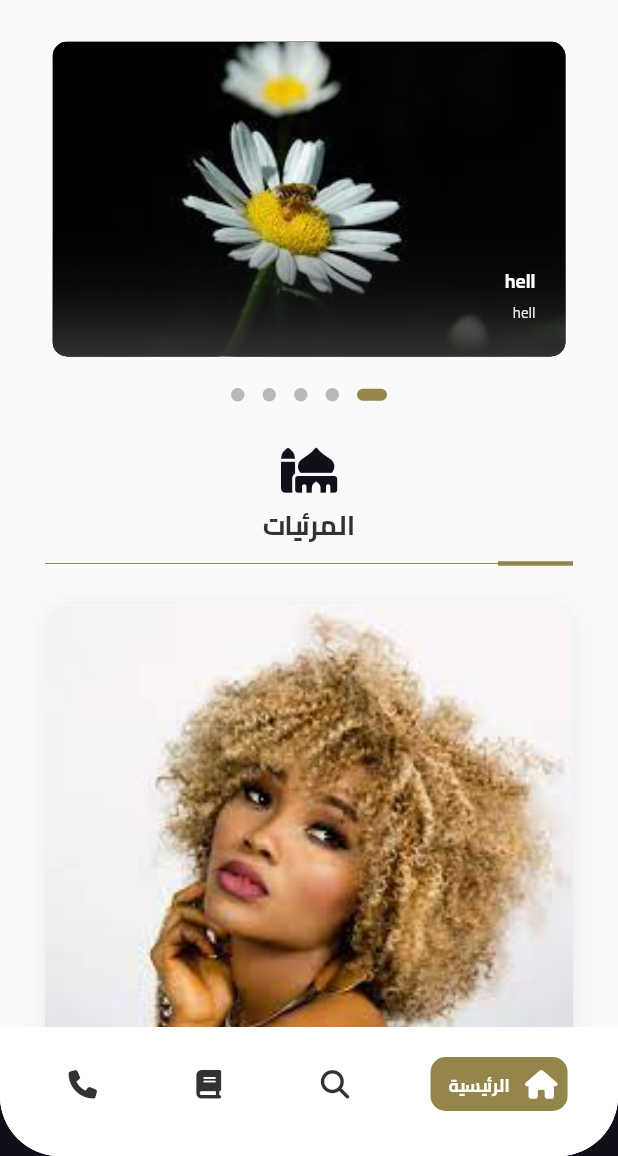
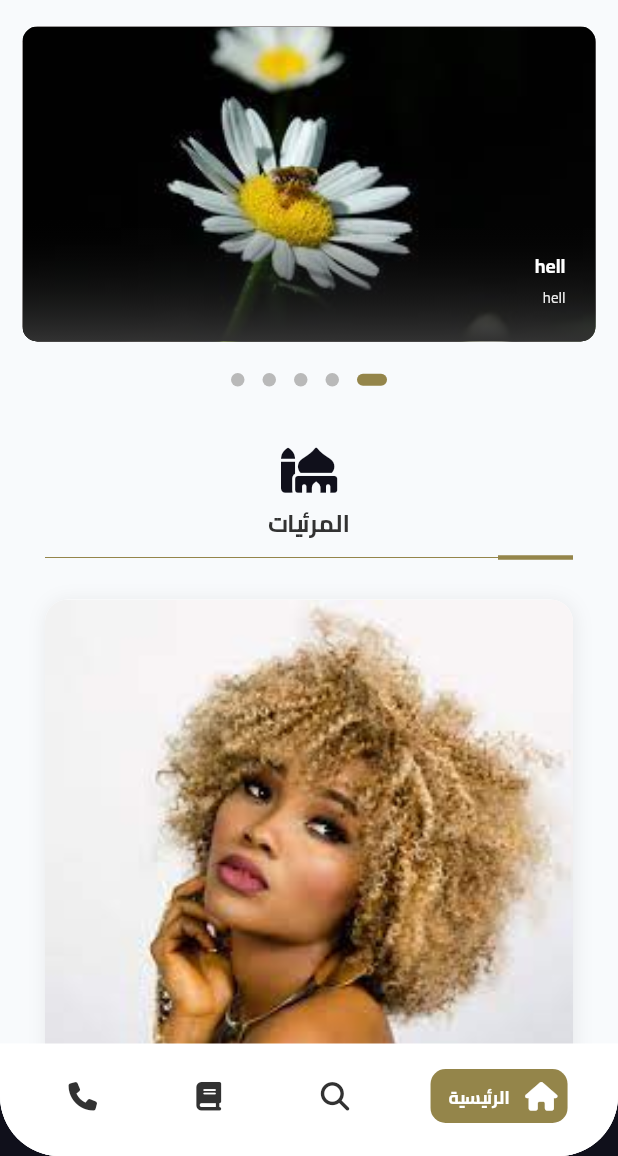
Before and after one commit to Hazem-smawy/ali_mac, a Flutter app: the screen it shows after launch, on a phone screen of 412 x 824 dp, the part 80-1236 px from its top. Run offline on Flutter 3.47's test engine with Material 2 defaults, Android fonts, the phone set to English and light mode, and no system bars; drawn by our look-alikes of carousel_slider, dots_indicator; our stand-ins replace font_awesome_flutter, get.

Commit message:
add the height of appbar and edit text font

```diff
--- a/lib/constant/text_styles.dart
+++ b/lib/constant/text_styles.dart
@@ -4,20 +4,20 @@ import 'package:flutter/material.dart';
 class myTextStyles {
   static const title1 = TextStyle(
     fontFamily: 'Cairo',
-    fontSize: 18,
+    fontSize: 16,
     color: MyColors.lessBlackColor,
     fontWeight: FontWeight.bold,
   );
   static const title2 = TextStyle(
     fontFamily: 'Cairo',
-    fontSize: 16,
+    fontSize: 14,
     color: MyColors.lessBlackColor,
     fontWeight: FontWeight.bold,
-    letterSpacing: 1.2,
+    letterSpacing: 1.1,
   );
   static const subTitle = TextStyle(
     fontFamily: 'Cairo',
-    fontSize: 14,
+    fontSize: 12,
     color: MyColors.secondaryTextColor,
     fontWeight: FontWeight.bold,
     letterSpacing: 1.2,
@@ -27,7 +27,7 @@ class myTextStyles {
     fontFamily: 'Cairo',
     fontSize: 12,
     color: MyColors.lightGreenColor,
-    fontWeight: FontWeight.bold,
+    //fontWeight: FontWeight.bold,
     letterSpacing: 1.2,
   );
 }
--- a/lib/screen/home/home_artiles_item_widget.dart
+++ b/lib/screen/articles/article_item_widget.dart
@@ -4,8 +4,8 @@ import 'package:emad_app/constant/text_styles.dart';
 import 'package:flutter/material.dart';
 import 'package:font_awesome_flutter/font_awesome_flutter.dart';
 
-class HomeArtileItemWidget extends StatelessWidget {
-  const HomeArtileItemWidget({super.key});
+class ArticleItemWidget extends StatelessWidget {
+  const ArticleItemWidget({super.key});
 
   @override
   Widget build(BuildContext context) {
--- a/lib/screen/bottom_nav_screen/bottom_nav_screen.dart
+++ b/lib/screen/bottom_nav_screen/bottom_nav_screen.dart
@@ -85,14 +85,17 @@ class _BottomNavScreenState extends State<BottomNavScreen> {
         body: Stack(
           children: [
             pages[index],
+            //const SizedBox(height: 75),
+
             Positioned(
                 left: 0,
                 right: 0,
                 bottom: 0,
                 child: AnimatedContainer(
                   duration: const Duration(milliseconds: 250),
+                  height: 75,
                   padding: const EdgeInsets.only(
-                      left: 10, right: 10, bottom: 30, top: 20),
+                      left: 10, right: 10, bottom: 10, top: 5),
                   color: MyColors.bg,
                   child: Row(
                     mainAxisAlignment: MainAxisAlignment.spaceAround,
--- a/lib/screen/home/home.dart
+++ b/lib/screen/home/home.dart
@@ -1,6 +1,6 @@
+import 'package:emad_app/screen/articles/article_item_widget.dart';
+import 'package:emad_app/screen/audio/audio_sup_series_item_widget.dart';
 import 'package:emad_app/screen/books/book_item_widget.dart';
-import 'package:emad_app/screen/home/home_artiles_item_widget.dart';
-import 'package:emad_app/screen/home/home_audio_item_widget.dart';
 import 'package:emad_app/screen/fatawa_screen/fatawa_item_widget.dart';
 import 'package:emad_app/screen/home/home_show_more_widget.dart';
 import 'package:emad_app/screen/home/home_title.dart';
@@ -15,12 +15,14 @@ class MyHomeScreen extends StatelessWidget {
   Widget build(BuildContext context) {
     return Scaffold(
       body: ListView(
-        padding: const EdgeInsets.symmetric(horizontal: 30, vertical: 20),
+        padding: const EdgeInsets.all(10),
         children: [
-          Column(
+          const SliderWidget(),
+          Padding(
+            padding: const EdgeInsets.symmetric(horizontal: 20, vertical: 10),
+            child: Column(
               mainAxisSize: MainAxisSize.min,
               children: const [
-              SliderWidget(),
                 SizedBox(height: 25),
                 HomeTitleWidget(),
                 SizedBox(height: 20),
@@ -30,7 +32,7 @@ class MyHomeScreen extends StatelessWidget {
                 SizedBox(height: 25),
                 HomeTitleWidget(),
                 SizedBox(height: 25),
-              HomeAudioItemWidget(),
+                AudioSupSeriesItemWidget(),
                 SizedBox(height: 25),
                 HomeTitleWidget(),
                 SizedBox(height: 20),
@@ -38,7 +40,7 @@ class MyHomeScreen extends StatelessWidget {
                 SizedBox(height: 25),
                 HomeTitleWidget(),
                 SizedBox(height: 20),
-              HomeArtileItemWidget(),
+                ArticleItemWidget(),
                 SizedBox(height: 20),
                 BookItemWidget(),
                 SizedBox(
@@ -46,6 +48,7 @@ class MyHomeScreen extends StatelessWidget {
                 )
               ],
             ),
+          ),
         ],
       ),
     );
--- a/lib/screen/home/home_show_more_widget.dart
+++ b/lib/screen/home/home_show_more_widget.dart
@@ -20,7 +20,7 @@ class HomeShowMoreBtnsWidget extends StatelessWidget {
               backgroundColor: MyColors.lightGreenColor,
             ),
             child: Padding(
-              padding: const EdgeInsets.all(8.0),
+              padding: const EdgeInsets.all(6.0),
               child: Text(
                 'صفحة المرئيات',
                 style: myTextStyles.title2.copyWith(color: MyColors.bg),
@@ -29,7 +29,7 @@ class HomeShowMoreBtnsWidget extends StatelessWidget {
           ),
           const Text(
             'سلاسل من المرئيات',
-            style: myTextStyles.title2,
+            style: myTextStyles.subTitle,
           )
         ],
       ),
--- a/lib/screen/home/home_title.dart
+++ b/lib/screen/home/home_title.dart
@@ -12,12 +12,6 @@ class HomeTitleWidget extends StatelessWidget {
       mainAxisAlignment: MainAxisAlignment.center,
       crossAxisAlignment: CrossAxisAlignment.center,
       children: [
-        // Image.asset(
-        //   'assets/images/images5.jpg',
-        //   width: 50,
-        //   height: 50,
-        //   fit: BoxFit.cover,
-        // ),
         const FaIcon(
           FontAwesomeIcons.mosque,
           size: 30,
```
Also changed, not shown: lib/helpers/helpers.dart (added, +44 -0 lines), lib/screen/audio/audio_sup_series_item_widget.dart (+9 -0 lines), lib/screen/home/home_audio_item_widget.dart (deleted, +0 -68 lines), lib/screen/search_screen/search_screen.dart (+9 -5 lines). Lines whose indentation alone changed are shown as unchanged.
